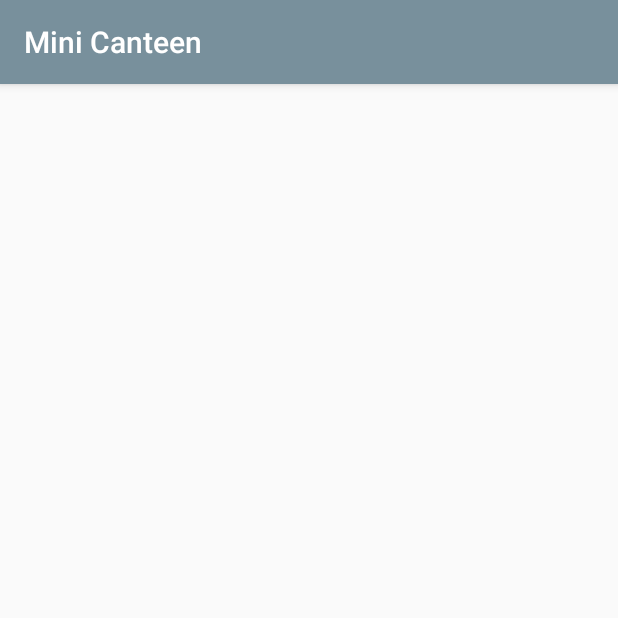
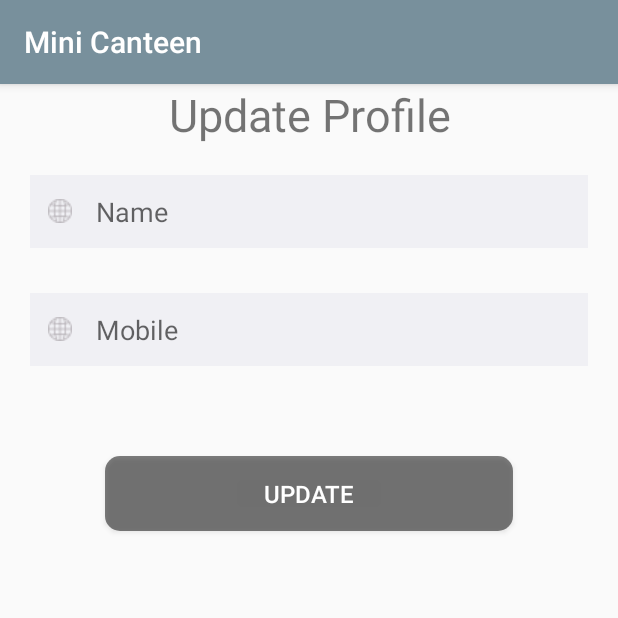
Before and after one commit to bharatkumarnitc/MiniCanteen, an Android app: the Update_Profile screen opened directly, with no data from a screen before it, on a phone screen of 412 x 824 dp, the top half of it. Run offline under Robolectric (Android 15) with nearby library versions, the phone set to English and light mode, and no system bars; network calls fail.

```diff
--- a/app/src/main/res/layout/activity_update__profile.xml
+++ b/app/src/main/res/layout/activity_update__profile.xml
@@ -1,9 +1,81 @@
 <?xml version="1.0" encoding="utf-8"?>
-<android.support.constraint.ConstraintLayout xmlns:android="http://schemas.android.com/apk/res/android"
+<LinearLayout xmlns:android="http://schemas.android.com/apk/res/android"
     xmlns:app="http://schemas.android.com/apk/res-auto"
     xmlns:tools="http://schemas.android.com/tools"
     android:layout_width="match_parent"
     android:layout_height="match_parent"
-    tools:context=".Student.Update_Profile">
+    tools:context=".Student.Update_Profile"
+    android:orientation="vertical">
+    <ScrollView
+        android:layout_width="match_parent"
+        android:layout_height="match_parent">
 
-</android.support.constraint.ConstraintLayout>
+        <LinearLayout
+            android:layout_width="match_parent"
+            android:layout_height="match_parent"
+            android:orientation="vertical">
+
+            <TextView
+                android:layout_width="match_parent"
+                android:layout_height="wrap_content"
+                android:text="Update Profile"
+                android:gravity="center"
+                android:textSize="30dp"/>
+
+            <EditText
+                android:id="@+id/std_update_name"
+                android:layout_width="match_parent"
+                android:layout_height="wrap_content"
+                android:hint="Name"
+                android:inputType="text"
+                android:textColor="#000"
+                android:background="#f0f0f4"
+                android:padding="12dp"
+                android:layout_marginTop="20dp"
+                android:layout_marginBottom="10dp"
+                android:layout_marginLeft="20dp"
+                android:layout_marginRight="20dp"
+                android:drawableLeft="@drawable/mail"
+                android:drawablePadding="16dp" />
+
+            <EditText
+                android:id="@+id/std_update_mobile"
+                android:layout_width="match_parent"
+                android:layout_height="wrap_content"
+                android:hint="Mobile"
+                android:inputType="text"
+                android:textColor="#000"
+                android:background="#f0f0f4"
+                android:padding="12dp"
+                android:layout_marginTop="20dp"
+                android:layout_marginBottom="10dp"
+                android:layout_marginLeft="20dp"
+                android:layout_marginRight="20dp"
+                android:drawableLeft="@drawable/mail"
+                android:drawablePadding="16dp" />
+
+
+            <Button
+                android:id="@+id/user_Otp_Send"
+                android:layout_width="match_parent"
+                android:layout_height="wrap_content"
+                android:background="@drawable/btnformate"
+                android:layout_marginTop="50dp"
+                android:layout_marginBottom="5dp"
+                android:layout_marginLeft="70dp"
+                android:layout_marginRight="70dp"
+                android:textAlignment="center"
+                android:padding="14dp"
+                android:gravity="center"
+                android:text="Update"
+                android:textSize="16dp"
+                android:textColor="#fff"
+                />
+
+        </LinearLayout>
+
+    </ScrollView>
+
+
+
+</LinearLayout>
```
Also changed, not shown: app/src/main/AndroidManifest.xml (+5 -3 lines), app/src/main/java/com/example/minicanteen/Admin/Admin_Exp_table.java (+103 -0 lines), app/src/main/java/com/example/minicanteen/Admin/Admin_Page.java (+45 -0 lines), app/src/main/java/com/example/minicanteen/Student/User_show.java (+10 -0 lines), app/src/main/res/layout/activity_admin__exp_table.xml (+19 -3 lines).
